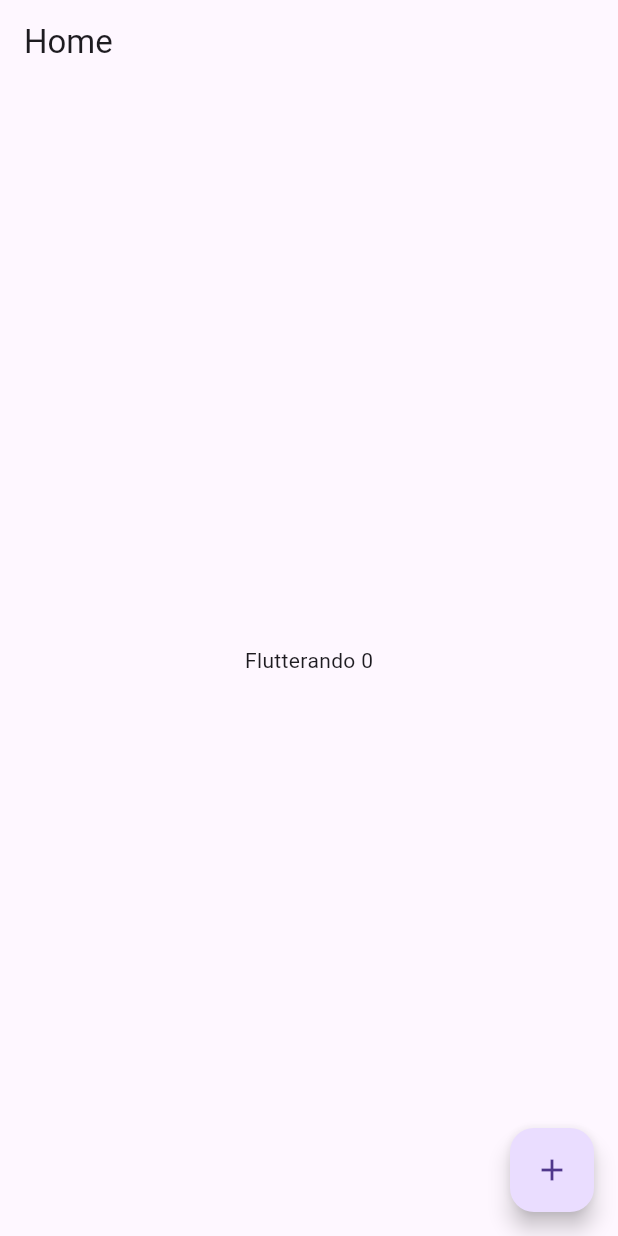
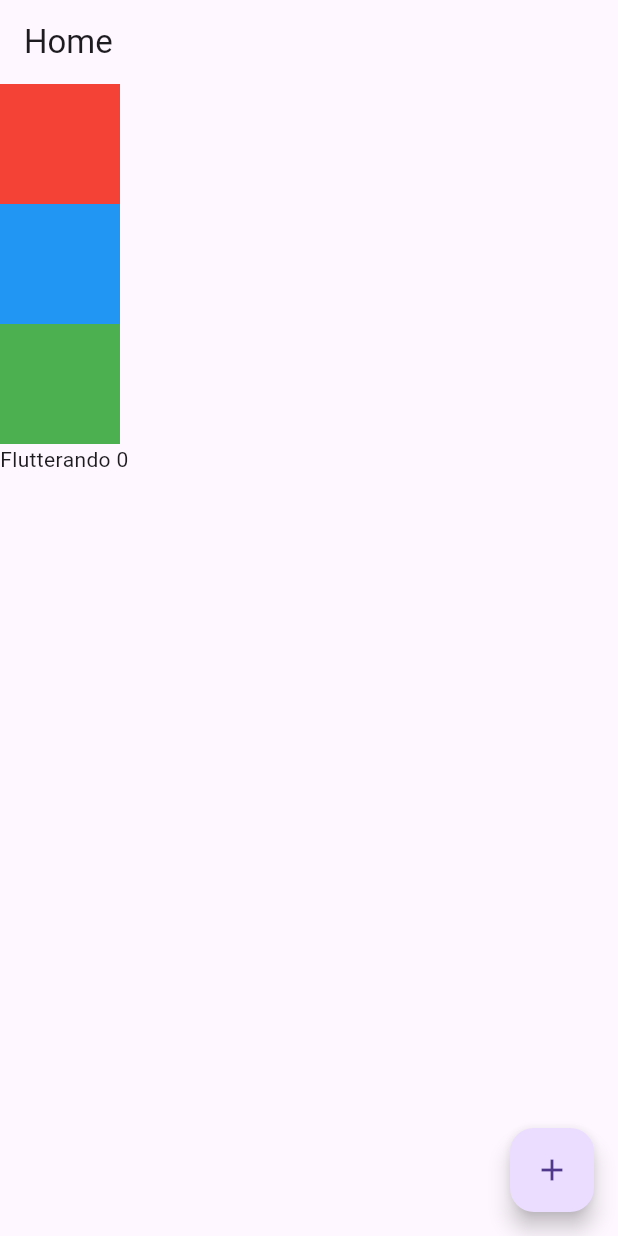
Before and after one commit to dayvsonlsantos/e-flutter, a Flutter app: the screen it shows after launch, on a phone screen of 412 x 824 dp. Run offline on Flutter 3.47's test engine with Material 3 defaults, Android fonts, the phone set to English and light mode, and no system bars.

Commit message:
feat: Column e Row

```diff
--- a/ola_mundo/lib/pages/home_page.dart
+++ b/ola_mundo/lib/pages/home_page.dart
@@ -1,6 +1,6 @@
 // Componetizando os itens
 import 'package:flutter/material.dart';
-import 'package:ola_mundo/controller/home_controller.dart';
+// import 'package:ola_mundo/controller/home_controller.dart';
 
 // class HomePage extends StatelessWidget {
 //   const HomePage({super.key});
@@ -99,7 +99,41 @@ class _HomePageState extends State<HomePage> {
       appBar: AppBar(
         title: const Text('Home'),
       ),
-      body: Center(child: Text('Flutterando $counter')),
+
+      // Columns e Rows
+
+      body: SizedBox(
+        width: double.infinity,
+        height: double.infinity,
+        child: Column(
+        // Define o tamanho da tela
+
+        // Define o alinhamento inicial da coluna/linha
+        mainAxisAlignment: MainAxisAlignment.start,
+
+        // Define o alinhamento cruzado da coluna/linha
+        // Esse para funcionar corretamente, precisamos definir o tamanho da tela.
+        crossAxisAlignment: CrossAxisAlignment.start,
+        // Utilizando Column e Row, nós temos children, pois temos vários valores
+        children: [
+          Container(
+            color: Colors.red,
+            width: 80,
+            height: 80,
+          ),
+          Container(
+            color: Colors.blue,
+            width: 80,
+            height: 80,
+          ),
+          Container(
+            color: Colors.green,
+            width: 80,
+            height: 80,
+          ),
+          Text('Flutterando $counter')
+        ],
+      )),
       floatingActionButton: FloatingActionButton(
         // Exige algumas propriedades
 
```
